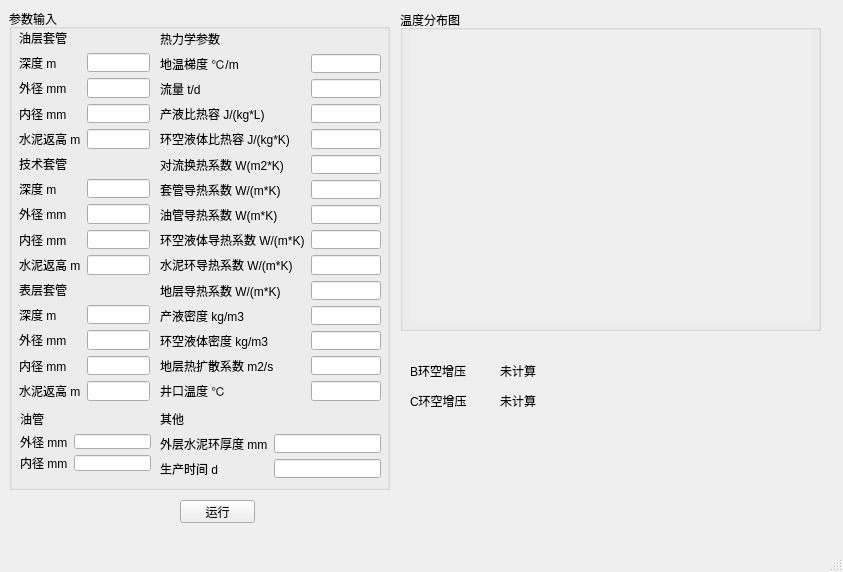
First picture: the form in Gui/mainWindow.ui, repository czy1996/APB, before the edit.
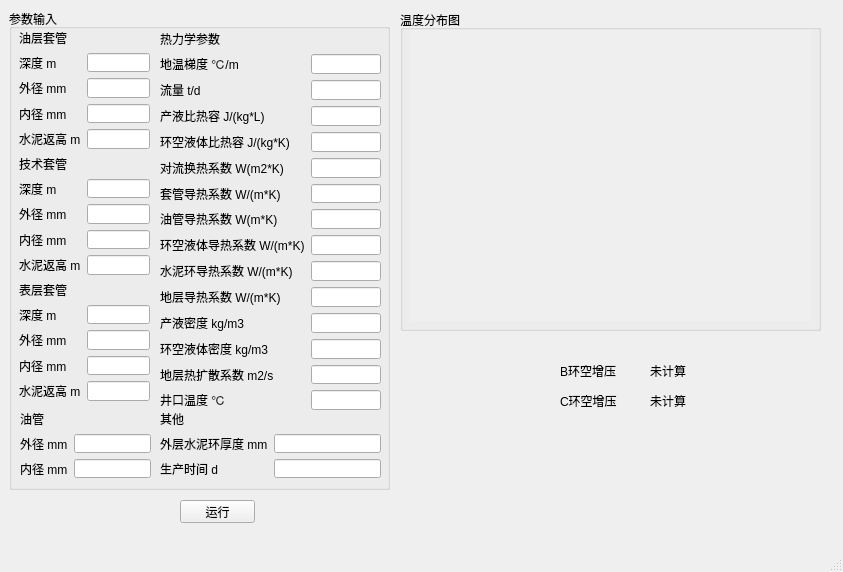
Second picture: the form after the edit.

Commit message: label 增压

The edit to the form file:
```diff
--- a/Gui/mainWindow.ui
+++ b/Gui/mainWindow.ui
@@ -93,7 +93,7 @@
        <x>11</x>
        <y>401</y>
        <width>131</width>
-       <height>61</height>
+       <height>68</height>
       </rect>
      </property>
      <layout class="QVBoxLayout" name="Tubing">
@@ -199,7 +199,7 @@
        <x>151</x>
        <y>21</y>
        <width>221</width>
-       <height>371</height>
+       <height>380</height>
       </rect>
      </property>
      <layout class="QVBoxLayout" name="thermal">
@@ -529,7 +529,7 @@
    <widget class="QLabel" name="label_18">
     <property name="geometry">
      <rect>
-      <x>410</x>
+      <x>560</x>
       <y>360</y>
       <width>81</width>
       <height>21</height>
@@ -542,7 +542,7 @@
    <widget class="QLabel" name="label_21">
     <property name="geometry">
      <rect>
-      <x>410</x>
+      <x>560</x>
       <y>390</y>
       <width>81</width>
       <height>21</height>
@@ -555,8 +555,8 @@
    <widget class="QLabel" name="label_pressure_B">
     <property name="geometry">
      <rect>
-      <x>500</x>
-      <y>360</y>
+      <x>650</x>
+      <y>390</y>
       <width>71</width>
       <height>21</height>
      </rect>
@@ -568,8 +568,8 @@
    <widget class="QLabel" name="label_pressure_C">
     <property name="geometry">
      <rect>
-      <x>500</x>
-      <y>390</y>
+      <x>650</x>
+      <y>360</y>
       <width>71</width>
       <height>21</height>
      </rect>
```
Left out of the diff: 8 changed lines with no effect on the pictures. The commit also changes 3 other files.
